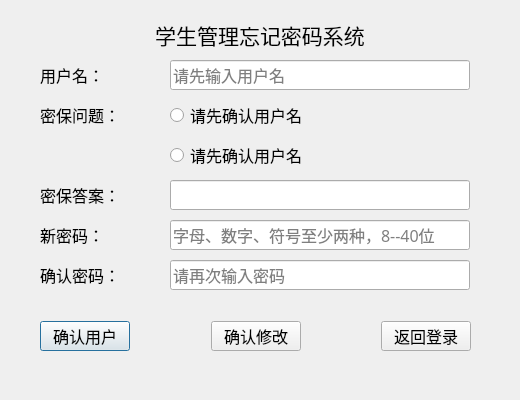
The window that forgotpassworddialog.ui (mzqyx09110117/StudentManagementSystem_Qt) describes before a commit, drawn with Qt 5.
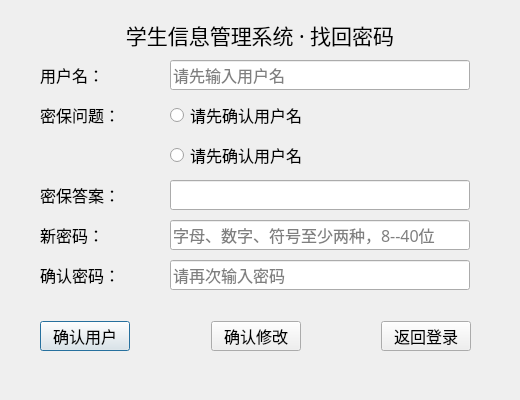
The same window after the commit.

Commit message: 重构数据库层并完成学生信息管理系统课程设计

Patch:
```diff
--- a/forgotpassworddialog.ui
+++ b/forgotpassworddialog.ui
@@ -115,7 +115,7 @@
     </font>
    </property>
    <property name="text">
-    <string>学生管理忘记密码系统</string>
+    <string>学生信息管理系统 · 找回密码</string>
    </property>
    <property name="alignment">
     <set>Qt::AlignmentFlag::AlignCenter</set>
```
The commit also changes 86 other files.
